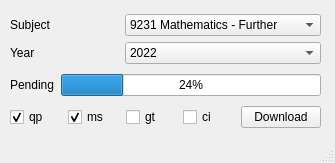
Before: the Qt Designer form main_window.ui in luke-tangh/a-level-pastpaper-crawler, drawn with Qt 5.
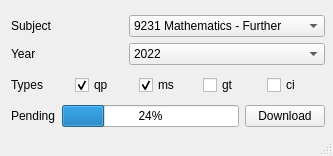
After: the same form once the commit is applied.

Diff of the .ui file:
```diff
--- a/main_window.ui
+++ b/main_window.ui
@@ -6,21 +6,21 @@
    <rect>
     <x>0</x>
     <y>0</y>
-    <width>335</width>
-    <height>163</height>
+    <width>333</width>
+    <height>156</height>
    </rect>
   </property>
   <property name="windowTitle">
    <string>MainWindow</string>
   </property>
   <widget class="QWidget" name="centralwidget">
-   <widget class="QWidget" name="layoutWidget">
+   <widget class="QWidget" name="">
     <property name="geometry">
      <rect>
-      <x>10</x>
-      <y>10</y>
-      <width>311</width>
-      <height>124</height>
+      <x>11</x>
+      <y>11</y>
+      <width>314</width>
+      <height>120</height>
      </rect>
     </property>
     <layout class="QVBoxLayout" name="verticalLayout_3">
@@ -158,26 +158,15 @@
        </item>
       </layout>
      </item>
-     <item>
-      <layout class="QHBoxLayout" name="horizontalLayout_2">
-       <item>
-        <widget class="QLabel" name="BarLabel">
-         <property name="text">
-          <string>Pending</string>
-         </property>
-        </widget>
-       </item>
-       <item>
-        <widget class="QProgressBar" name="ProgressBar">
-         <property name="value">
-          <number>24</number>
-         </property>
-        </widget>
-       </item>
-      </layout>
-     </item>
      <item>
       <layout class="QHBoxLayout" name="horizontalLayout">
+       <item>
+        <widget class="QLabel" name="TypeLabel">
+         <property name="text">
+          <string>Types</string>
+         </property>
+        </widget>
+       </item>
        <item>
         <widget class="QCheckBox" name="QP_Box">
          <property name="text">
@@ -209,6 +198,24 @@
         <widget class="QCheckBox" name="CI_Box">
          <property name="text">
           <string>ci</string>
+         </property>
+        </widget>
+       </item>
+      </layout>
+     </item>
+     <item>
+      <layout class="QHBoxLayout" name="horizontalLayout_2">
+       <item>
+        <widget class="QLabel" name="BarLabel">
+         <property name="text">
+          <string>Pending</string>
+         </property>
+        </widget>
+       </item>
+       <item>
+        <widget class="QProgressBar" name="ProgressBar">
+         <property name="value">
+          <number>24</number>
          </property>
         </widget>
        </item>
```
